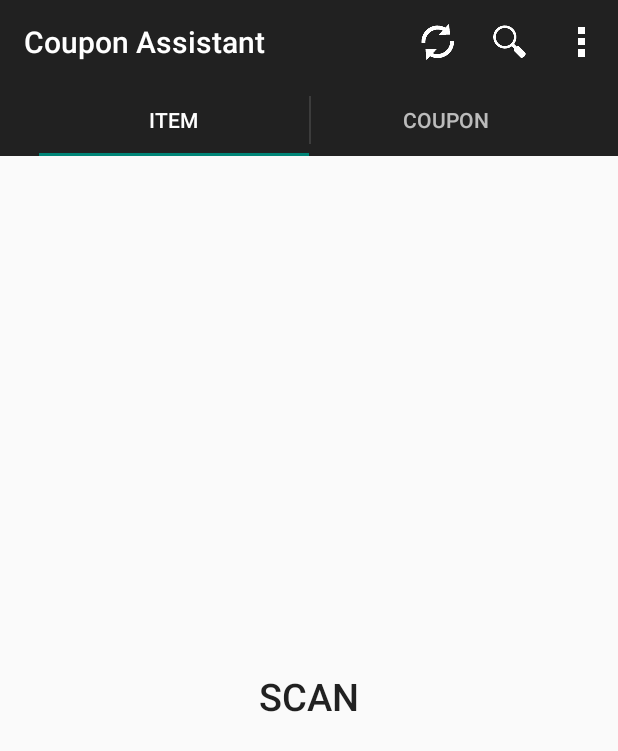
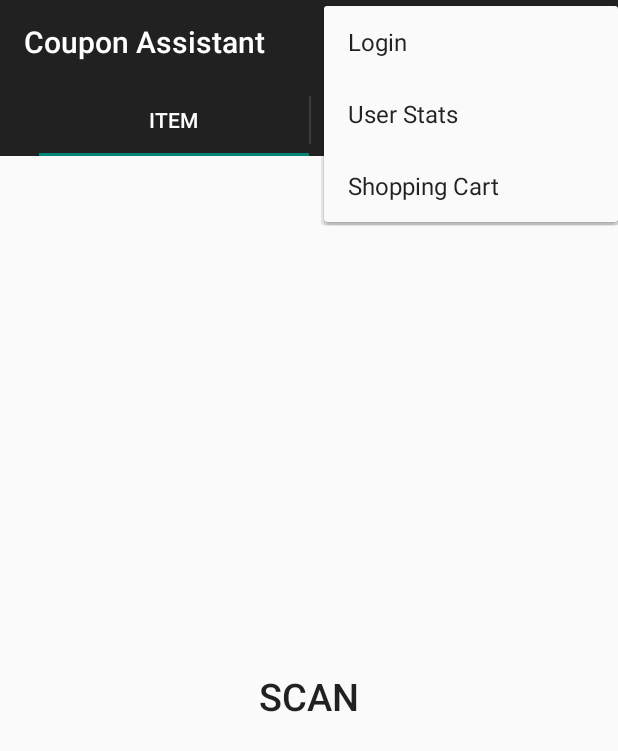
Before and after one commit to DL-Thompson/AndroidCouponAssistant, an Android app: the screen it shows after launch (MainActivity), after a tap on "Settings", on a phone screen of 412 x 824 dp. Shown: the top 751 px of the screen. Run offline under Robolectric (Android 15) with nearby library versions, the phone set to English and light mode, and no system bars.

```diff
--- a/CouponAssistant/CouponAssistant/build.gradle
+++ b/CouponAssistant/CouponAssistant/build.gradle
@@ -25,4 +25,5 @@ android {
 dependencies {
 	compile 'com.android.support:appcompat-v7:18.0.0'
 	compile 'com.android.support:support-v4:18.0.0'
+    compile files('libs/gson-2.2.4.jar')
 }
--- a/CouponAssistant/CouponAssistant/src/main/java/com/corylucasjeffery/couponassistant/MainActivity.java
+++ b/CouponAssistant/CouponAssistant/src/main/java/com/corylucasjeffery/couponassistant/MainActivity.java
@@ -21,6 +21,7 @@ import android.view.MenuItem;
 import android.view.View;
 import android.view.ViewGroup;
 import android.widget.Button;
+import android.widget.PopupMenu;
 import android.widget.TextView;
 import android.widget.Toast;
 
@@ -34,9 +35,8 @@ public class MainActivity extends ActionBarActivity implements ActionBar.TabList
     ViewPager mViewPager;
     private static String TAG = "MAIN";
 
-    //private Button button_scan;
-    private Button buttonScan;
-    private TextView txtFormat, txtContent;
+    private String upc;
+    private String upcFormat;
 
     @Override
     protected void onCreate(Bundle savedInstanceState) {
@@ -48,7 +48,8 @@ public class MainActivity extends ActionBarActivity implements ActionBar.TabList
 
         // Create the adapter that will return a fragment for each of the three
         // primary sections of the activity.
-        mSectionsPagerAdapter = new SectionsPagerAdapter(getSupportFragmentManager(), buttonScan, txtFormat, txtContent, this);
+
+        mSectionsPagerAdapter = new SectionsPagerAdapter(getSupportFragmentManager(), this);
 
         // Set up the ViewPager with the sections adapter.
         mViewPager = (ViewPager) findViewById(R.id.pager);
@@ -72,31 +73,25 @@ public class MainActivity extends ActionBarActivity implements ActionBar.TabList
                             .setTabListener(this));
         }
     }
-    /*
+
     public void onActivityResult(int requestCode, int resultCode, Intent intent) {
+        super.onActivityResult(requestCode, resultCode, intent);
 
         //retrieve result of scanning - instantiate ZXing object
         IntentResult scanningResult = IntentIntegrator.parseActivityResult(requestCode, resultCode, intent);
         //check we have a valid result
         if (scanningResult != null) {
-            //get content from Intent Result
-            String scanContent = scanningResult.getContents();
-            //get format name of data scanned
-            String scanFormat = scanningResult.getFormatName();
-            //output to UI
-            Log.v(TAG, "Setting format and content");
-            txtFormat.setText("FORMAT: "+scanFormat);
-            txtContent.setText("CONTENT: "+scanContent);
-            Log.v(TAG, "onActivityResult finished");
-        }
-        else{
-            //invalid scan data or scan canceled
-            Toast toast = Toast.makeText(getApplicationContext(),
-                    "No scan data received!", Toast.LENGTH_SHORT);
-            toast.show();
+            String upc = scanningResult.getContents();
+            String upcFormat = scanningResult.getFormatName();
+            String toastShow = upc+" "+upcFormat;
+            Toast.makeText(this, toastShow, Toast.LENGTH_LONG).show();
+
+            // here we need to find out if it is an item or coupon, by checking the fragment in view?
+            //storeItem(upc, upcFormat);
+            storeCoupon(upc, upcFormat);
         }
     }
-    */
+
     @Override
     public boolean onCreateOptionsMenu(Menu menu) {
         // Inflate the menu items for use in the action bar
@@ -118,6 +113,15 @@ public class MainActivity extends ActionBarActivity implements ActionBar.TabList
             case R.id.action_refresh:
                 openRefresh();
                 return true;
+            case R.id.settings_login:
+                openLogin();
+                return true;
+            case R.id.settings_shopping_cart:
+                openCart();
+                return true;
+            case R.id.settings_stats:
+                openStats();
+                return true;
             default:
                 return super.onOptionsItemSelected(item);
         }
@@ -135,6 +139,30 @@ public class MainActivity extends ActionBarActivity implements ActionBar.TabList
         Toast.makeText(this, "Refresh", Toast.LENGTH_LONG).show();
     }
 
+    private void openLogin() {
+        Toast.makeText(this, "Login", Toast.LENGTH_LONG).show();
+    }
+
+    private void openCart() {
+        Toast.makeText(this, "Shopping Cart", Toast.LENGTH_LONG).show();
+    }
+
+    private void openStats() {
+        Toast.makeText(this, "Statistics", Toast.LENGTH_LONG).show();
+    }
+
+    public void storeItem(String upc, String upcFormat)
+    {
+        //dbSubmitItem submit = new dbSubmitItem(upc);
+
+    }
+
+    public void storeCoupon(String upc, String upcFormat)
+    {
+        dbSubmitCoupon db = new dbSubmitCoupon();
+        db.test(upc);
+        db.postCoupon();
+    }
 
     @Override
     public void onTabSelected(ActionBar.Tab tab, FragmentTransaction fragmentTransaction) {
@@ -157,15 +185,10 @@ public class MainActivity extends ActionBarActivity implements ActionBar.TabList
      * one of the sections/tabs/pages.
      */
     public class SectionsPagerAdapter extends FragmentPagerAdapter {
-        private Button b;
-        private TextView f, c;
-        private Activity a;
-        public SectionsPagerAdapter(FragmentManager fm, Button b, TextView f, TextView c, Activity a) {
+        private Activity activity;
+        public SectionsPagerAdapter(FragmentManager fm, Activity a) {
             super(fm);
-            this.b = b;
-            this.f = f;
-            this.c = c;
-            this.a = a;
+            this.activity = a;
         }
 
         @Override
@@ -178,11 +201,11 @@ public class MainActivity extends ActionBarActivity implements ActionBar.TabList
             switch(position)
             {
                 case 0:
-                    fragment = new ItemFragment(f,c,b,a);
+                    fragment = new ItemFragment(activity);
                     args.putInt(ItemFragment.ARG_SECTION_NUMBER, position + 1);
                     break;
                 case 1:
-                    fragment = new CouponFragment(f,c,b,a);
+                    fragment = new CouponFragment(activity);
                     args.putInt(CouponFragment.ARG_SECTION_NUMBER, position + 1);
                     break;
                 default:
@@ -219,18 +242,13 @@ public class MainActivity extends ActionBarActivity implements ActionBar.TabList
     public static class ItemFragment extends Fragment {
 
         private static final String ARG_SECTION_NUMBER = "section_number_1";
-        private Button buttonScan;
-        private TextView txtFormat, txtContent;
         private Activity thisActivity;
 
         public ItemFragment() {
 
         }
 
-        public ItemFragment(TextView f, TextView c, Button b, Activity a) {
-            txtFormat = f;
-            txtContent = c;
-            buttonScan = b;
+        public ItemFragment(Activity a) {
             thisActivity = a;
         }
 
@@ -239,107 +257,6 @@ public class MainActivity extends ActionBarActivity implements ActionBar.TabList
                                  Bundle savedInstanceState) {
             View v = inflater.inflate(R.layout.fragment_item, container, false);
             Button b = (Button) v.findViewById(R.id.scan_button);
-            txtFormat = (TextView) v.findViewById(R.id.scan_format);
-            txtContent = (TextView) v.findViewById(R.id.scan_content);
-            if(b != null)
-            {
-                b.setOnClickListener(new View.OnClickListener() {
-                    @Override
-                    public void onClick(View v) {
-                        //check for scan button
-                        if(v.getId()==R.id.scan_button){
-                            Log.v(TAG, "Item scan button");
-                            //instantiate ZXing integration class
-                            IntentIntegrator scanIntegrator = new IntentIntegrator(thisActivity);
-                            //start scanning
-                            Log.v(TAG, "before scan");
-                            scanIntegrator.initiateScan();
-                            Log.v(TAG, "finished scan");
-                        }
-                    }
-                    public void onActivityResult(int requestCode, int resultCode, Intent intent) {
-
-                        //retrieve result of scanning - instantiate ZXing object
-                        IntentResult scanningResult = IntentIntegrator.parseActivityResult(requestCode, resultCode, intent);
-                        //check we have a valid result
-                        if (scanningResult != null) {
-                            //get content from Intent Result
-                            String scanContent = scanningResult.getContents();
-                            //get format name of data scanned
-                            String scanFormat = scanningResult.getFormatName();
-                            //output to UI
-                            Log.v(TAG, "Setting format and content");
-                            txtFormat.setText("FORMAT: "+scanFormat);
-                            txtContent.setText("CONTENT: "+scanContent);
-                            Log.v(TAG, "onActivityResult finished");
-                        }
-                        else{
-                            //invalid scan data or scan canceled
-                            Toast toast = Toast.makeText(thisActivity.getApplicationContext(),
-                                    "No scan data received!", Toast.LENGTH_SHORT);
-                            toast.show();
-                        }
-                    }
-                });
-            }
-            return v;
-        }
-
-        public void onActivityResult(int requestCode, int resultCode, Intent intent) {
-
-            //retrieve result of scanning - instantiate ZXing object
-            IntentResult scanningResult = IntentIntegrator.parseActivityResult(requestCode, resultCode, intent);
-            //check we have a valid result
-            if (scanningResult != null) {
-                //get content from Intent Result
-                String scanContent = scanningResult.getContents();
-                //get format name of data scanned
-                String scanFormat = scanningResult.getFormatName();
-                //output to UI
-                Log.v(TAG, "Setting format and content");
-                txtFormat.setText("FORMAT: "+scanFormat);
-                txtContent.setText("CONTENT: "+scanContent);
-                Log.v(TAG, "onActivityResult finished");
-            }
-            else{
-                //invalid scan data or scan canceled
-                Toast toast = Toast.makeText(thisActivity.getApplicationContext(),
-                        "No scan data received!", Toast.LENGTH_SHORT);
-                toast.show();
-            }
-        }
-
-    }
-
-
-    /**
-     * A fragment class that is used for scanning in coupons
-     */
-
-    public static class CouponFragment extends Fragment {
-
-        private static final String ARG_SECTION_NUMBER = "section_number_2";
-        private Button buttonScan;
-        private TextView txtFormat, txtContent;
-        private Activity thisActivity;
-
-        public CouponFragment() {
-
-        }
-        public CouponFragment(TextView f, TextView c, Button b, Activity a) {
-            txtFormat = f;
-            txtContent = c;
-            buttonScan = b;
-            thisActivity = a;
-        }
-
-        @Override
-        public View onCreateView(LayoutInflater inflater, ViewGroup container,
-                Bundle savedInstanceState) {
-            View v = inflater.inflate(R.layout.fragment_item, container, false);
-            Button b = (Button) v.findViewById(R.id.scan_button);
-            txtFormat = (TextView) v.findViewById(R.id.scan_format);
-            txtContent = (TextView) v.findViewById(R.id.scan_content);
             if(b != null)
             {
                 b.setOnClickListener(new View.OnClickListener() {
@@ -357,29 +274,46 @@ public class MainActivity extends ActionBarActivity implements ActionBar.TabList
             }
             return v;
         }
+    }
 
-        public void onActivityResult(int requestCode, int resultCode, Intent intent) {
 
-            //retrieve result of scanning - instantiate ZXing object
-            IntentResult scanningResult = IntentIntegrator.parseActivityResult(requestCode, resultCode, intent);
-            //check we have a valid result
-            if (scanningResult != null) {
-                //get content from Intent Result
-                String scanContent = scanningResult.getContents();
-                //get format name of data scanned
-                String scanFormat = scanningResult.getFormatName();
-                //output to UI
-                Log.v(TAG, "Setting format and content");
-                txtFormat.setText("FORMAT: "+scanFormat);
-                txtContent.setText("CONTENT: "+scanContent);
-                Log.v(TAG, "onActivityResult finished");
+    /**
+     * A fragment class that is used for scanning in coupons
+     */
+
+    public static class CouponFragment extends Fragment {
+
+        private static final String ARG_SECTION_NUMBER = "section_number_2";
+        private Activity thisActivity;
+
+        public CouponFragment() {
+
+        }
+        public CouponFragment(Activity a) {
+            thisActivity = a;
+        }
+
+        @Override
+        public View onCreateView(LayoutInflater inflater, ViewGroup container,
+                Bundle savedInstanceState) {
+            View v = inflater.inflate(R.layout.fragment_item, container, false);
+            Button b = (Button) v.findViewById(R.id.scan_button);
+            if(b != null)
+            {
+                b.setOnClickListener(new View.OnClickListener() {
+                    @Override
+                    public void onClick(View v) {
+                        //check for scan button
+                        if(v.getId()==R.id.scan_button){
+                            //instantiate ZXing integration class
+                            IntentIntegrator scanIntegrator = new IntentIntegrator(thisActivity);
+                            //start scanning
+                            scanIntegrator.initiateScan();
+                        }
+                    }
+                });
             }
-            else{
-                //invalid scan data or scan canceled
-                Toast toast = Toast.makeText(thisActivity.getApplicationContext(),
-                        "No scan data received!", Toast.LENGTH_SHORT);
-                toast.show();
-            }
+            return v;
         }
     }
 }
--- a/CouponAssistant/CouponAssistant/src/main/res/layout/fragment_item.xml
+++ b/CouponAssistant/CouponAssistant/src/main/res/layout/fragment_item.xml
@@ -8,15 +8,6 @@
     android:paddingBottom="@dimen/activity_vertical_margin"
     tools:context=".MainActivity$PlaceholderFragment">
 
-    <!--
-<TextView
-    android:id="@+id/section_label_coupon"
-    android:layout_width="match_parent"
-    android:layout_height="wrap_content"
-    android:text="@string/fragment_coupon_text"
-    android:padding="15dp"
-    android:gravity="center_horizontal" />
--->
     <include layout="@layout/scan"/>
 
 </RelativeLayout>
--- a/CouponAssistant/CouponAssistant/src/main/res/layout/scan.xml
+++ b/CouponAssistant/CouponAssistant/src/main/res/layout/scan.xml
@@ -13,18 +13,4 @@
         android:textSize="25dp"
         android:layout_gravity="center_horizontal"
         android:background="@android:color/transparent"/>
-    <TextView
-        android:id="@+id/scan_format"
-        android:layout_width="wrap_content"
-        android:layout_height="wrap_content"
-        android:textIsSelectable="true"
-        android:layout_centerHorizontal="true"
-        android:layout_below="@id/scan_button" />
-    <TextView
-        android:id="@+id/scan_content"
-        android:layout_width="wrap_content"
-        android:layout_height="wrap_content"
-        android:textIsSelectable="true"
-        android:layout_centerHorizontal="true"
-        android:layout_below="@id/scan_format" />
 </LinearLayout>
--- a/CouponAssistant/CouponAssistant/src/main/res/menu/main.xml
+++ b/CouponAssistant/CouponAssistant/src/main/res/menu/main.xml
@@ -14,9 +14,18 @@
         app:showAsAction="always" />
 
     <item android:id="@+id/action_settings"
+        android:title="@string/action_settings"
         android:orderInCategory="100"
         android:icon="@drawable/ic_action_overflow"
-        android:title="@string/action_settings"
-        app:showAsAction="always" />
+        app:showAsAction="always" >
+        <menu>
+            <item android:id="@+id/settings_login"
+                android:title="@string/settings_login" />
+            <item android:id="@+id/settings_stats"
+                android:title="@string/settings_stats" />
+            <item android:id="@+id/settings_shopping_cart"
+                android:title="@string/settings_shop_cart" />
+        </menu>
+    </item>
 
 </menu>
--- a/CouponAssistant/CouponAssistant/src/main/res/values/strings.xml
+++ b/CouponAssistant/CouponAssistant/src/main/res/values/strings.xml
@@ -9,7 +9,11 @@
     <string name="button_scan">SCAN</string>
     <string name="fragment_item_text">ITEM TEXT</string>
     <string name="fragment_coupon_text">COUPON TEXT</string>
+
     <string name="action_search">Search</string>
     <string name="action_refresh">Refresh</string>
 
+    <string name="settings_login">Login</string>
+    <string name="settings_stats">User Stats</string>
+    <string name="settings_shop_cart">Shopping Cart</string>
 </resources>
```
Also changed, not shown: CouponAssistant/CouponAssistant/src/main/java/com/corylucasjeffery/couponassistant/dbSubmitCoupon.java (added, +74 -0 lines), CouponAssistant/CouponAssistant/src/main/res/layout/fragment_coupon.xml (+0 -9 lines), CouponAssistant/CouponAssistant/libs/gson-2.2.4.jar (added).
